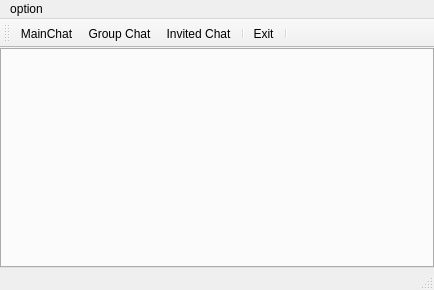
This is Dentix/chatwindow.ui in sueun-jo/2ndmini_dentix as Qt 5 draws it before an edit. The edited form follows.
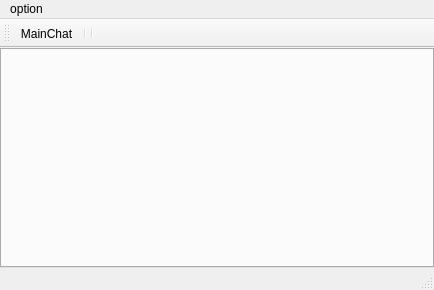
This is the edited form. Icons and pictures are not drawn.

```diff
--- a/Dentix/chatwindow.ui
+++ b/Dentix/chatwindow.ui
@@ -64,10 +64,7 @@
     <bool>false</bool>
    </attribute>
    <addaction name="actionMainChat"/>
-   <addaction name="actionGroupChat"/>
-   <addaction name="actionInvitedChat"/>
    <addaction name="separator"/>
-   <addaction name="actionExit"/>
    <addaction name="separator"/>
   </widget>
   <action name="actionMainChat">
@@ -81,30 +78,6 @@
     <string>MainChat</string>
    </property>
   </action>
-  <action name="actionGroupChat">
-   <property name="icon">
-    <iconset theme="QIcon::ThemeIcon::EditCopy"/>
-   </property>
-   <property name="text">
-    <string>Group Chat</string>
-   </property>
-  </action>
-  <action name="actionExit">
-   <property name="icon">
-    <iconset theme="QIcon::ThemeIcon::ApplicationExit"/>
-   </property>
-   <property name="text">
-    <string>Exit</string>
-   </property>
-  </action>
-  <action name="actionInvitedChat">
-   <property name="icon">
-    <iconset theme="QIcon::ThemeIcon::ContactNew"/>
-   </property>
-   <property name="text">
-    <string>Invited Chat</string>
-   </property>
-  </action>
  </widget>
  <tabstops>
   <tabstop>tabWidget</tabstop>
```
Left out of the diff: 10 changed lines with no effect on the pictures.
